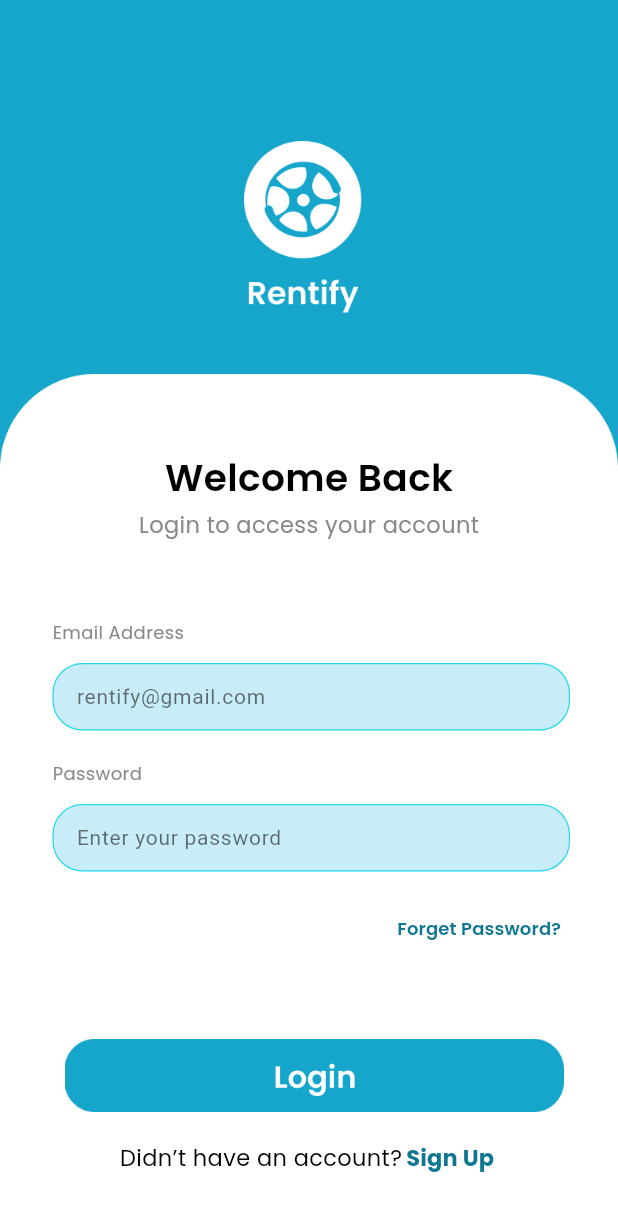
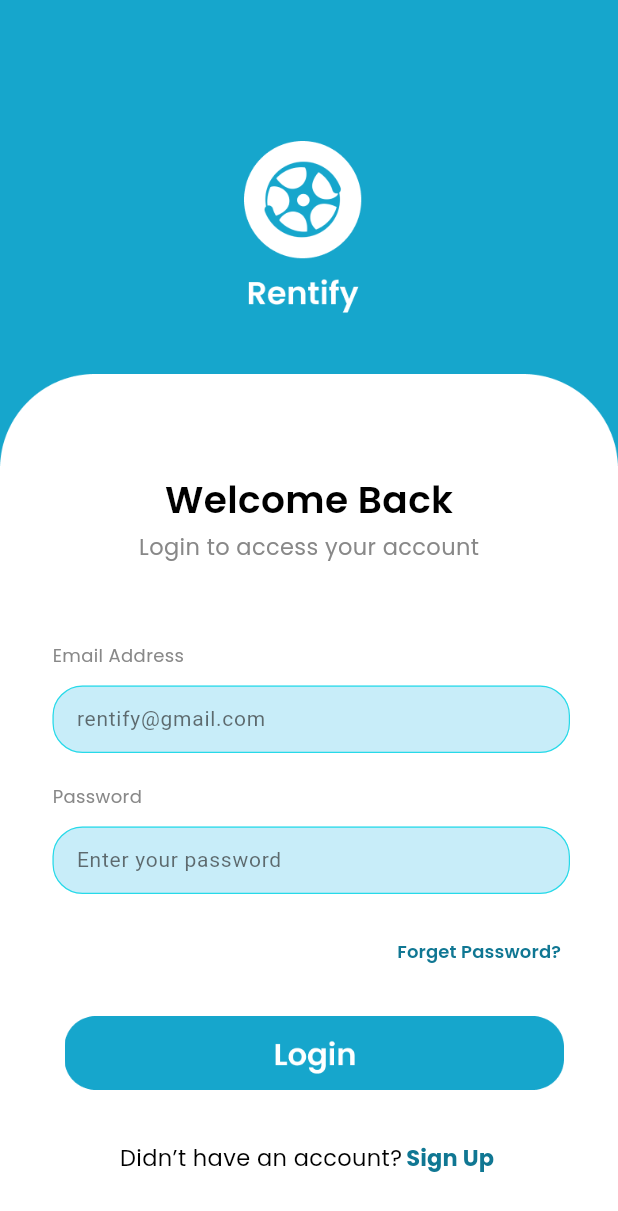
Before and after one commit to adibbbb/rentify, a Flutter app: the LoginPage screen opened directly, on a phone screen of 412 x 824 dp. Shown: the top 1211 px of the screen. Run offline on Flutter 3.47's test engine with Material 2 defaults, Android fonts, the phone set to English and light mode, and no system bars; our stand-ins replace google_fonts.

Commit message:
presentasi 22 09 pak nanda

```diff
--- a/lib/login page/login.dart
+++ b/lib/login page/login.dart
@@ -33,7 +33,7 @@ class _LoginPageState extends State<LoginPage> {
                     crossAxisAlignment: CrossAxisAlignment.start,
                     children: [
                       SizedBox(
-                        height: 300,
+                        height: 315,
                       ),
                       Center(
                         child: Column(
@@ -198,13 +198,13 @@ class _LoginPageState extends State<LoginPage> {
                       ), //END FORGET PASSWORD?
                     ],
                   ),
-                ),
+                ), //masukin sini
               ),
             ],
           ),
           Center(
             child: Padding(
-              padding: const EdgeInsets.fromLTRB(35, 610, 28, 0),
+              padding: const EdgeInsets.fromLTRB(35, 580, 28, 0),
               child: IconButton(
                 onPressed: () {
                   Navigator.push(
--- a/lib/main.dart
+++ b/lib/main.dart
@@ -1,6 +1,5 @@
 import 'package:flutter/material.dart';
-import 'package:rentify/login%20page/login.dart';
-import 'package:rentify/login page/forgetpass_email.dart';
+import 'package:rentify/splash_screen.dart';
 
 void main() {
   runApp(const MyApp());
@@ -20,6 +19,6 @@ class MyApp extends StatelessWidget {
           colorScheme: ColorScheme.fromSeed(seedColor: Colors.deepPurple),
           useMaterial3: true,
         ),
-        home: PassEmailPage());
+        home: LauncherPage());
   }
 }
```
